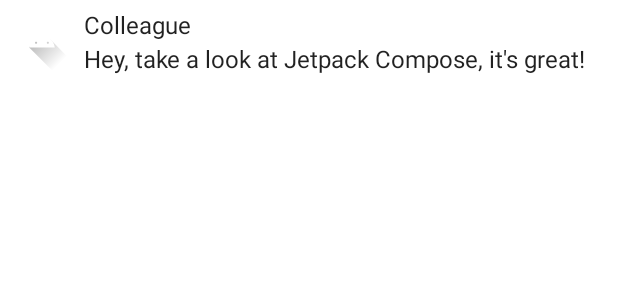
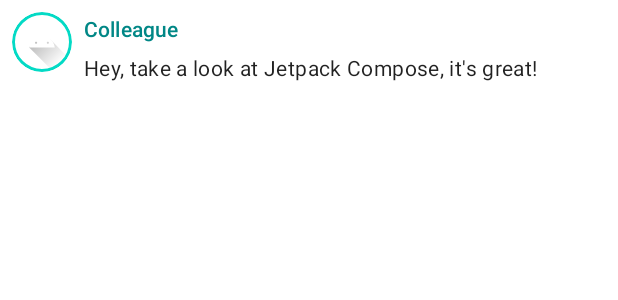
Before and after one commit to kutta97/Android-Compose-Codelab-Study, an Android app built with Jetpack Compose: the @Preview function PreviewMessageCard, on a phone screen of 412 x 824 dp. Shown: the top 300 px of the screen. Run offline under Robolectric (Android 15) with nearby library versions, the phone set to English and light mode, and no system bars.

Commit message:
Material Design - 래핑된 테마 색상으로 제목 스타일, 이미지 테두리 추가 - Text Composable에 MaterialTheme 서체 추가

```diff
--- a/app/src/main/java/com/example/myapplication/MainActivity.kt
+++ b/app/src/main/java/com/example/myapplication/MainActivity.kt
@@ -4,6 +4,7 @@ import android.os.Bundle
 import androidx.activity.ComponentActivity
 import androidx.activity.compose.setContent
 import androidx.compose.foundation.Image
+import androidx.compose.foundation.border
 import androidx.compose.foundation.layout.*
 import androidx.compose.foundation.shape.CircleShape
 import androidx.compose.material.MaterialTheme
@@ -42,16 +43,26 @@ fun MessageCard(msg: Message) {
                 .size(40.dp)
                 // Clip image to be shaped as a circle
                 .clip(CircleShape)
+                .border(1.5.dp, MaterialTheme.colors.secondary, CircleShape)
         )
 
         // Add a horizontal space between the image and the column
         Spacer(modifier = Modifier.width(8.dp))
 
         Column {
-            Text(text = msg.author)
+            Text(
+                text = msg.author,
+                color = MaterialTheme.colors.secondaryVariant,
+                style = MaterialTheme.typography.subtitle2
+            )
+
             // Add a vertical space between the author and message text
             Spacer(modifier = Modifier.height(4.dp))
-            Text(text = msg.body)
+
+            Text(
+                text = msg.body,
+                style = MaterialTheme.typography.body2
+            )
         }
     }
 }
```
